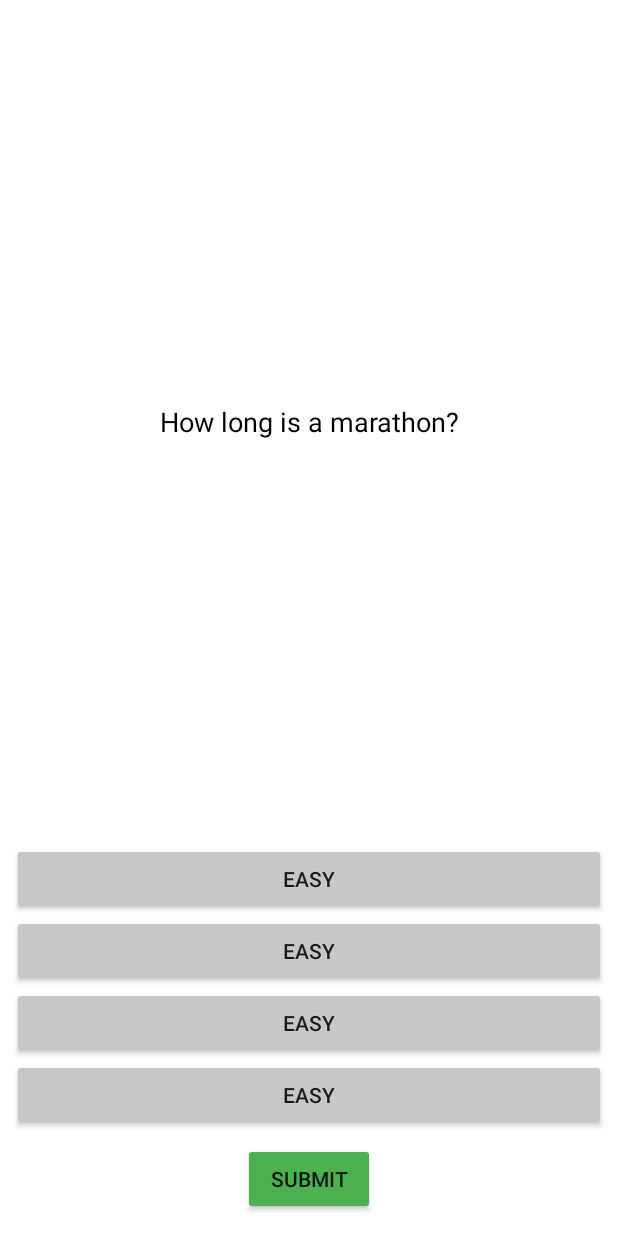
After one commit to tereshka-programmer/SportQuizTest, an Android app: the layout fragment_game.xml on its own in the app's theme, with its tools: preview values and no code run, on a phone screen of 412 x 824 dp. The commit adds this screen. Run offline under Robolectric (Android 15) with nearby library versions, the phone set to English and light mode, and no system bars.

Commit message:
Game Fragment layout is layouted and inited GameFragment()

```diff
--- a/app/src/main/AndroidManifest.xml
+++ b/app/src/main/AndroidManifest.xml
@@ -9,6 +9,7 @@
         android:icon="@mipmap/ic_launcher"
         android:label="@string/app_name"
         android:supportsRtl="true"
+        android:name=".App"
         android:theme="@style/Theme.SportQuiz"
         tools:targetApi="31">
         <activity
--- a/app/src/main/java/com/example/sportquiz/di/DatabaseModule.kt
+++ b/app/src/main/java/com/example/sportquiz/di/DatabaseModule.kt
@@ -23,7 +23,9 @@ class DatabaseModule {
     @Provides
     @Singleton
     fun provideAppDatabase(@ApplicationContext appContext: Context): AppDatabase {
-        return Room.databaseBuilder(appContext, AppDatabase::class.java, "database.db").build()
+        return Room.databaseBuilder(appContext, AppDatabase::class.java, "database.db")
+            .createFromAsset("questions_init.db")
+            .build()
     }
 
 }
--- a/app/src/main/java/com/example/sportquiz/ui/MainActivity.kt
+++ b/app/src/main/java/com/example/sportquiz/ui/MainActivity.kt
@@ -3,7 +3,9 @@ package com.example.sportquiz.ui
 import androidx.appcompat.app.AppCompatActivity
 import android.os.Bundle
 import com.example.sportquiz.R
+import dagger.hilt.android.AndroidEntryPoint
 
+@AndroidEntryPoint
 class MainActivity : AppCompatActivity() {
     override fun onCreate(savedInstanceState: Bundle?) {
         super.onCreate(savedInstanceState)
--- a/app/src/main/res/layout/activity_main.xml
+++ b/app/src/main/res/layout/activity_main.xml
@@ -1,6 +1,10 @@
 <?xml version="1.0" encoding="utf-8"?>
 <androidx.fragment.app.FragmentContainerView xmlns:android="http://schemas.android.com/apk/res/android"
     xmlns:app="http://schemas.android.com/apk/res-auto"
+    android:id="@+id/fragmentContainerView"
+    android:name="androidx.navigation.fragment.NavHostFragment"
+    app:defaultNavHost="true"
+    app:navGraph="@navigation/main_graph"
     xmlns:tools="http://schemas.android.com/tools"
     android:layout_width="match_parent"
     android:layout_height="match_parent"
--- /dev/null
+++ b/app/src/main/res/layout/fragment_game.xml
@@ -0,0 +1,77 @@
+<?xml version="1.0" encoding="utf-8"?>
+<androidx.constraintlayout.widget.ConstraintLayout xmlns:android="http://schemas.android.com/apk/res/android"
+    xmlns:app="http://schemas.android.com/apk/res-auto"
+    xmlns:tools="http://schemas.android.com/tools"
+    android:layout_width="match_parent"
+    android:layout_height="match_parent"
+    tools:context=".ui.gameScreen.GameFragment">
+
+    <androidx.appcompat.widget.AppCompatTextView
+        android:id="@+id/tvQuestion"
+        android:layout_width="match_parent"
+        android:layout_height="wrap_content"
+        tools:text="How long is a marathon?"
+        android:gravity="center"
+        android:textColor="@color/black"
+        android:textSize="18sp"
+        app:layout_constraintBottom_toTopOf="@+id/linearLayout"
+        app:layout_constraintEnd_toEndOf="parent"
+        app:layout_constraintStart_toStartOf="parent"
+        app:layout_constraintTop_toTopOf="parent" />
+
+    <androidx.appcompat.widget.LinearLayoutCompat
+        android:id="@+id/linearLayout"
+        android:layout_width="match_parent"
+        android:layout_height="wrap_content"
+        android:orientation="vertical"
+        android:layout_margin="8dp"
+        app:layout_constraintBottom_toTopOf="@id/btSubmit"
+        app:layout_constraintEnd_toEndOf="parent"
+        app:layout_constraintStart_toStartOf="parent">
+
+        <androidx.appcompat.widget.AppCompatButton
+            android:id="@+id/btFirstAnswer"
+            android:layout_width="match_parent"
+            android:layout_height="wrap_content"
+            tools:text="@string/easy"
+            android:backgroundTint="@color/gray"
+            />
+
+        <androidx.appcompat.widget.AppCompatButton
+            android:id="@+id/btSecondAnswer"
+            android:layout_width="match_parent"
+            android:layout_height="wrap_content"
+            tools:text="@string/easy"
+            android:backgroundTint="@color/gray"
+            />
+
+        <androidx.appcompat.widget.AppCompatButton
+            android:id="@+id/btThirdAnswer"
+            android:layout_width="match_parent"
+            android:layout_height="wrap_content"
+            tools:text="@string/easy"
+            android:backgroundTint="@color/gray"
+            />
+
+        <androidx.appcompat.widget.AppCompatButton
+            android:id="@+id/btFourAnswer"
+            android:layout_width="match_parent"
+            android:layout_height="wrap_content"
+            tools:text="@string/easy"
+            android:backgroundTint="@color/gray"
+            />
+
+    </androidx.appcompat.widget.LinearLayoutCompat>
+
+    <androidx.appcompat.widget.AppCompatButton
+        android:id="@+id/btSubmit"
+        android:layout_width="wrap_content"
+        android:layout_height="wrap_content"
+        android:text="@string/submit"
+        android:backgroundTint="@color/green"
+        android:layout_marginBottom="14dp"
+        app:layout_constraintBottom_toBottomOf="parent"
+        app:layout_constraintEnd_toEndOf="parent"
+        app:layout_constraintStart_toStartOf="parent" />
+
+</androidx.constraintlayout.widget.ConstraintLayout>
--- a/app/src/main/res/layout/fragment_main.xml
+++ b/app/src/main/res/layout/fragment_main.xml
@@ -2,7 +2,8 @@
 <FrameLayout xmlns:android="http://schemas.android.com/apk/res/android"
     android:layout_width="match_parent"
     android:layout_height="match_parent"
-    xmlns:tools="http://schemas.android.com/tools">
+    xmlns:tools="http://schemas.android.com/tools"
+    tools:context=".ui.main.MainFragment">
 
     <androidx.appcompat.widget.AppCompatTextView
         android:id="@+id/tvScore"
--- a/app/src/main/res/values-night/themes.xml
+++ b/app/src/main/res/values-night/themes.xml
@@ -1,6 +1,6 @@
 <resources xmlns:tools="http://schemas.android.com/tools">
     <!-- Base application theme. -->
-    <style name="Theme.SportQuiz" parent="Theme.MaterialComponents.DayNight.DarkActionBar">
+    <style name="Theme.SportQuiz" parent="Theme.MaterialComponents.DayNight.NoActionBar">
         <!-- Primary brand color. -->
         <item name="colorPrimary">@color/purple_200</item>
         <item name="colorPrimaryVariant">@color/purple_700</item>
--- a/app/src/main/res/values/colors.xml
+++ b/app/src/main/res/values/colors.xml
@@ -10,4 +10,5 @@
     <color name="green">#4CAF50</color>
     <color name="orange">#FF9800</color>
     <color name="red">#F44336</color>
+    <color name="gray">#C7C7C7</color>
 </resources>
--- a/app/src/main/res/values/strings.xml
+++ b/app/src/main/res/values/strings.xml
@@ -4,4 +4,5 @@
     <string name="hard">Hard</string>
     <string name="medium">Medium</string>
     <string name="choose_the_level_please">Choose the level please</string>
+    <string name="submit">Submit</string>
 </resources>
--- a/app/src/main/res/values/themes.xml
+++ b/app/src/main/res/values/themes.xml
@@ -1,6 +1,6 @@
 <resources xmlns:tools="http://schemas.android.com/tools">
     <!-- Base application theme. -->
-    <style name="Theme.SportQuiz" parent="Theme.MaterialComponents.DayNight.DarkActionBar">
+    <style name="Theme.SportQuiz" parent="Theme.MaterialComponents.DayNight.NoActionBar">
         <!-- Primary brand color. -->
         <item name="colorPrimary">@color/purple_500</item>
         <item name="colorPrimaryVariant">@color/purple_700</item>
```
Also changed, not shown: app/src/main/java/com/example/sportquiz/ui/gameScreen/GameFragment.kt (added, +17 -0 lines), app/src/main/java/com/example/sportquiz/ui/gameScreen/GameViewModel.kt (added, +15 -0 lines), app/src/main/java/com/example/sportquiz/ui/main/MainFragment.kt (+18 -0 lines), app/src/main/res/navigation/main_graph.xml (added, +13 -0 lines).
